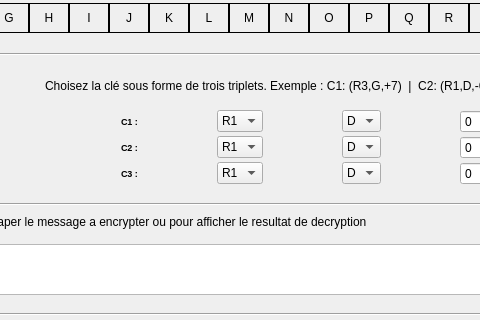
Qt form ui/qt.ui (PyTaki/TpMachineEnigma) before a commit; both pictures show x 276 to 756 and y 336 to 656 of the 1151 by 817 pixel window.
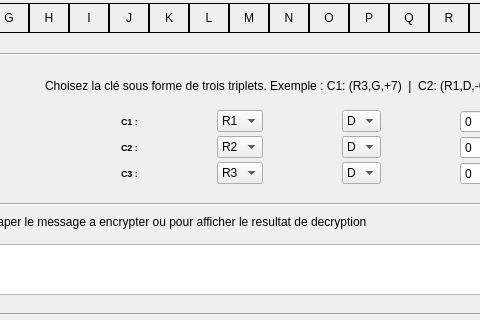
The same form after that commit. Icons and pictures are not drawn.

The edit to the form file:
```diff
--- a/ui/qt.ui
+++ b/ui/qt.ui
@@ -7586,7 +7586,7 @@
           </property>
           <item>
            <property name="text">
-            <string>R1</string>
+            <string>R2</string>
            </property>
           </item>
           <item>
@@ -7681,6 +7681,11 @@
             <verstretch>0</verstretch>
            </sizepolicy>
           </property>
+          <item>
+           <property name="text">
+            <string>R3</string>
+           </property>
+          </item>
           <item>
            <property name="text">
             <string>R1</string>
```
Left out of the diff: 7 changed lines with no effect on the pictures.
